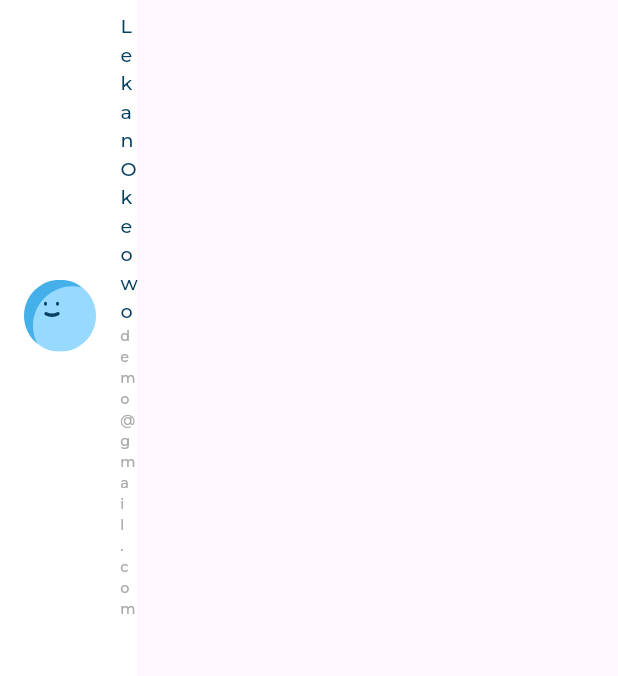
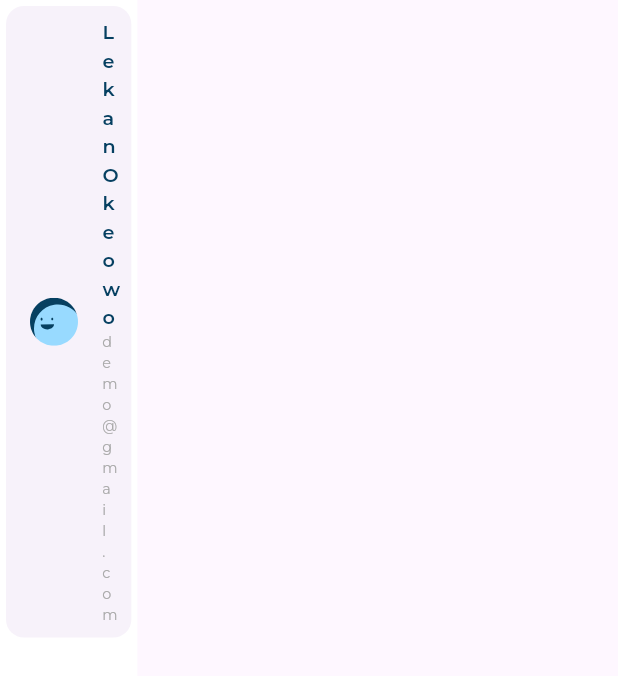
Before and after one commit to Micheal-Hany/responsive_ui, a Flutter app: the DescktopLayout screen opened directly, on a phone screen of 412 x 824 dp. Shown: the top 676 px of the screen. Run offline on Flutter 3.47's test engine with Material 3 defaults, Android fonts, the phone set to English and light mode, and no system bars; our stand-ins replace flutter_svg; project files that could hold a hidden picture were left out.

Commit message:
handel varaible font issues

```diff
--- a/lib/widgets/custom_drawer.dart
+++ b/lib/widgets/custom_drawer.dart
@@ -12,7 +12,7 @@ class CustomDrawer extends StatelessWidget {
       child: const Column(
         children: [
           UserInfoListTile(
-            image: Assets.imagesAvatar1,
+            image: Assets.imagesAvatar3,
             subtitle: "demo@gmail.com",
             title: "Lekan Okeowo",
           ),
--- a/lib/widgets/user_info_list_title.dart
+++ b/lib/widgets/user_info_list_title.dart
@@ -13,7 +13,9 @@ class UserInfoListTile extends StatelessWidget {
   final String title, image, subtitle;
   @override
   Widget build(BuildContext context) {
-    return ListTile(
+    return Card(
+      elevation: 0,
+      child: ListTile(
         title: Text(
           title,
           style: AppStyles.styleSemiBold16(context),
@@ -23,6 +25,7 @@ class UserInfoListTile extends StatelessWidget {
           subtitle,
           style: AppStyles.styleRegular12(context),
         ),
+      ),
     );
   }
 }
--- a/pubspec.yaml
+++ b/pubspec.yaml
@@ -28,7 +28,6 @@ environment:
 # the latest version available on pub.dev. To see which dependencies have newer
 # versions available, run `flutter pub outdated`.
 dependencies:
-
   # The following adds the Cupertino Icons font to your application.
   # Use with the CupertinoIcons class for iOS style icons.
   cupertino_icons: ^1.0.2
@@ -66,7 +65,6 @@ flutter:
   fonts:
     - family: Montserrat
       fonts:
-        - asset: assets/fonts/Montserrat-Medium.ttf
         - asset: assets/fonts/Montserrat-Regular.ttf
   #         style: italic
   #   - family: Trajan Pro
```
Lines whose indentation alone changed are shown as unchanged.
